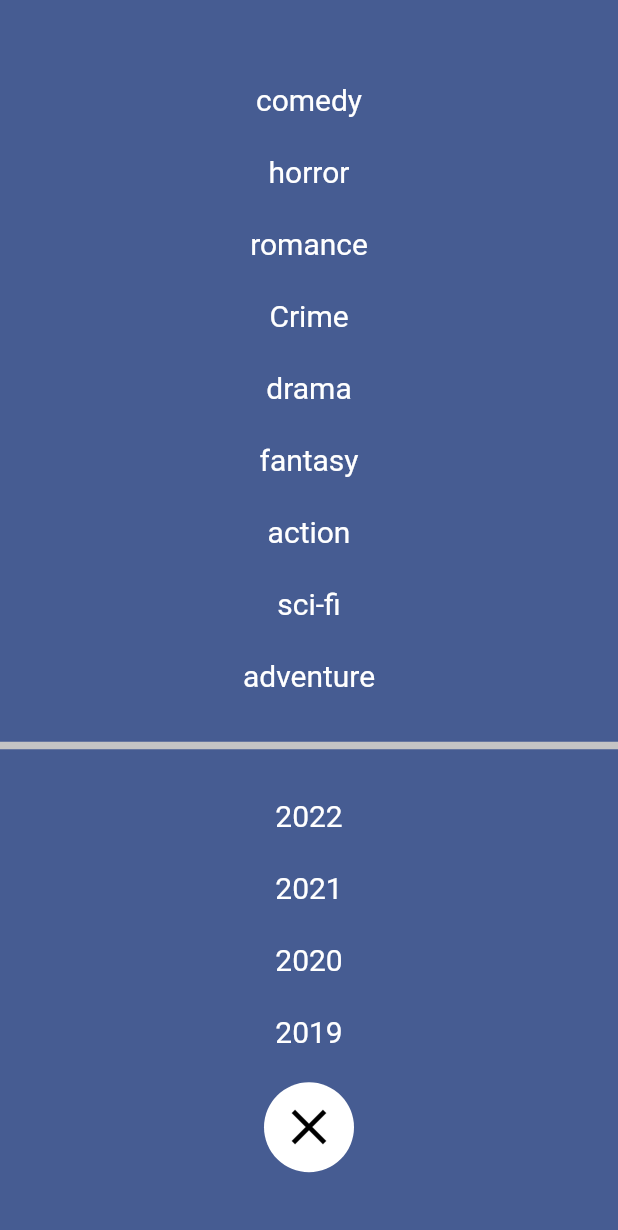
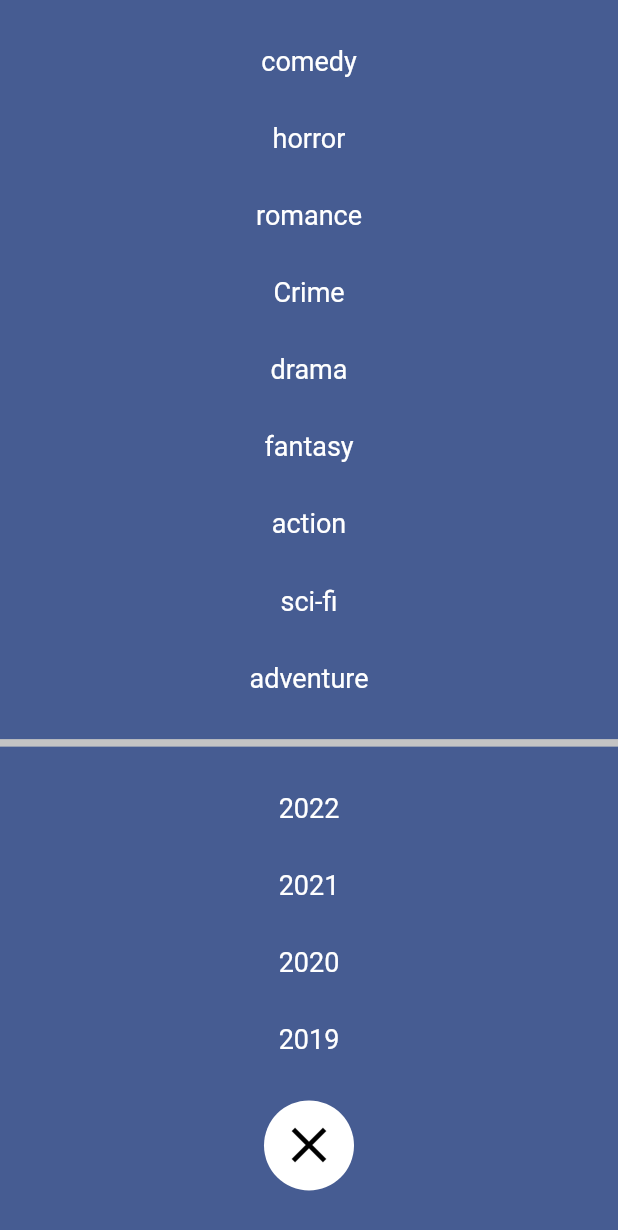
Before and after one commit to pipiipin/Rate-me, a Flutter app: the CategoryScreen screen opened directly, on a phone screen of 412 x 824 dp. Shown: the top 1230 px of the screen. Run offline on Flutter 3.47's test engine with Material 2 defaults, Android fonts, the phone set to English and light mode, and no system bars; our stand-ins replace dio, firebase_auth, firebase_core, flutter_riverpod, lottie, readmore; missing offline and left inert: flutter_animated_dialog, tmdb_api; accounts and stored records are empty.

Commit message:
[UPDATE]

```diff
--- a/rate_me/lib/components/category.dart
+++ b/rate_me/lib/components/category.dart
@@ -13,20 +13,14 @@ class _CategoryScreen extends State<CategoryScreen> {
     return Scaffold(
       backgroundColor: const Color.fromARGB(186, 1, 32, 105),
       body: SizedBox(
-        width: MediaQuery.of(context).size.width,
-        height: MediaQuery.of(context).size.height,
+        width: double.maxFinite,
+        height: double.maxFinite,
         child: Center(
           child: Column(
-            mainAxisSize: MainAxisSize.min,
-            children: <Widget>[
-              TextButton(
-                style: TextButton.styleFrom(
-                  primary: Colors.white,
-                  textStyle: const TextStyle(
-                    fontSize: 20,
-                  ),
-                ),
-                onPressed: () {
+            mainAxisAlignment: MainAxisAlignment.spaceEvenly,
+            children: [
+              InkWell(
+                onTap: () {
                   Navigator.pushReplacement(
                     context,
                     MaterialPageRoute(
@@ -34,16 +28,13 @@ class _CategoryScreen extends State<CategoryScreen> {
                     ),
                   );
                 },
-                child: const Text('comedy'),
-              ),
-              TextButton(
-                style: TextButton.styleFrom(
-                  primary: Colors.white,
-                  textStyle: const TextStyle(
-                    fontSize: 20,
+                child: const Text(
+                  'comedy',
+                  style: TextStyle(fontSize: 18, color: Colors.white),
                 ),
               ),
-                onPressed: () {
+              InkWell(
+                onTap: () {
                   Navigator.pushReplacement(
                     context,
                     MaterialPageRoute(
@@ -51,16 +42,13 @@ class _CategoryScreen extends State<CategoryScreen> {
                     ),
                   );
                 },
-                child: const Text('horror'),
-              ),
-              TextButton(
-                style: TextButton.styleFrom(
-                  primary: Colors.white,
-                  textStyle: const TextStyle(
-                    fontSize: 20,
+                child: const Text(
+                  'horror',
+                  style: TextStyle(fontSize: 18, color: Colors.white),
                 ),
               ),
-                onPressed: () {
+              InkWell(
+                onTap: () {
                   Navigator.pushReplacement(
                     context,
                     MaterialPageRoute(
@@ -69,16 +57,13 @@ class _CategoryScreen extends State<CategoryScreen> {
                     ),
                   );
                 },
-                child: const Text('romance'),
-              ),
-              TextButton(
-                style: TextButton.styleFrom(
-                  primary: Colors.white,
-                  textStyle: const TextStyle(
-                    fontSize: 20,
+                child: const Text(
+                  'romance',
+                  style: TextStyle(fontSize: 18, color: Colors.white),
                 ),
               ),
-                onPressed: () {
+              InkWell(
+                onTap: () {
                   Navigator.pushReplacement(
                     context,
                     MaterialPageRoute(
@@ -86,16 +71,13 @@ class _CategoryScreen extends State<CategoryScreen> {
                     ),
                   );
                 },
-                child: const Text('Crime'),
-              ),
-              TextButton(
-                style: TextButton.styleFrom(
-                  primary: Colors.white,
-                  textStyle: const TextStyle(
-                    fontSize: 20,
+                child: const Text(
+                  'Crime',
+                  style: TextStyle(fontSize: 18, color: Colors.white),
                 ),
               ),
-                onPressed: () {
+              InkWell(
+                onTap: () {
                   Navigator.pushReplacement(
                     context,
                     MaterialPageRoute(
@@ -103,16 +85,13 @@ class _CategoryScreen extends State<CategoryScreen> {
                     ),
                   );
                 },
-                child: const Text('drama'),
-              ),
-              TextButton(
-                style: TextButton.styleFrom(
-                  primary: Colors.white,
-                  textStyle: const TextStyle(
-                    fontSize: 20,
+                child: const Text(
+                  'drama',
+                  style: TextStyle(fontSize: 18, color: Colors.white),
                 ),
               ),
-                onPressed: () {
+              InkWell(
+                onTap: () {
                   Navigator.pushReplacement(
                     context,
                     MaterialPageRoute(
@@ -121,16 +100,13 @@ class _CategoryScreen extends State<CategoryScreen> {
                     ),
                   );
                 },
-                child: const Text('fantasy'),
-              ),
-              TextButton(
-                style: TextButton.styleFrom(
-                  primary: Colors.white,
-                  textStyle: const TextStyle(
-                    fontSize: 20,
+                child: const Text(
+                  'fantasy',
+                  style: TextStyle(fontSize: 18, color: Colors.white),
                 ),
               ),
-                onPressed: () {
+              InkWell(
+                onTap: () {
                   Navigator.pushReplacement(
                     context,
                     MaterialPageRoute(
@@ -138,16 +114,13 @@ class _CategoryScreen extends State<CategoryScreen> {
                     ),
                   );
                 },
-                child: const Text('action'),
-              ),
-              TextButton(
-                style: TextButton.styleFrom(
-                  primary: Colors.white,
-                  textStyle: const TextStyle(
-                    fontSize: 20,
+                child: const Text(
+                  'action',
+                  style: TextStyle(fontSize: 18, color: Colors.white),
                 ),
               ),
-                onPressed: () {
+              InkWell(
+                onTap: () {
                   Navigator.pushReplacement(
                     context,
                     MaterialPageRoute(
@@ -156,16 +129,13 @@ class _CategoryScreen extends State<CategoryScreen> {
                     ),
                   );
                 },
-                child: const Text('sci-fi'),
-              ),
-              TextButton(
-                style: TextButton.styleFrom(
-                  primary: Colors.white,
-                  textStyle: const TextStyle(
-                    fontSize: 20,
+                child: const Text(
+                  'sci-fi',
+                  style: TextStyle(fontSize: 18, color: Colors.white),
                 ),
               ),
-                onPressed: () {
+              InkWell(
+                onTap: () {
                   Navigator.pushReplacement(
                     context,
                     MaterialPageRoute(
@@ -174,60 +144,42 @@ class _CategoryScreen extends State<CategoryScreen> {
                     ),
                   );
                 },
-                child: const Text('adventure'),
+                child: const Text(
+                  'adventure',
+                  style: TextStyle(fontSize: 18, color: Colors.white),
                 ),
-              const SizedBox(
-                height: 20,
               ),
               Container(
                 height: 5.0,
                 color: const Color.fromARGB(255, 196, 196, 196),
               ),
-              const SizedBox(
-                height: 20,
-              ),
-              TextButton(
-                style: TextButton.styleFrom(
-                  primary: Colors.white,
-                  textStyle: const TextStyle(
-                    fontSize: 20,
+              InkWell(
+                onTap: () {},
+                child: const Text(
+                  '2022',
+                  style: TextStyle(fontSize: 18, color: Colors.white),
                 ),
               ),
-                onPressed: () {},
-                child: const Text('2022'),
-              ),
-              TextButton(
-                style: TextButton.styleFrom(
-                  primary: Colors.white,
-                  textStyle: const TextStyle(
-                    fontSize: 20,
+              InkWell(
+                onTap: () {},
+                child: const Text(
+                  '2021',
+                  style: TextStyle(fontSize: 18, color: Colors.white),
                 ),
               ),
-                onPressed: () {},
-                child: const Text('2021'),
-              ),
-              TextButton(
-                style: TextButton.styleFrom(
-                  primary: Colors.white,
-                  textStyle: const TextStyle(
-                    fontSize: 20,
+              InkWell(
+                onTap: () {},
+                child: const Text(
+                  '2020',
+                  style: TextStyle(fontSize: 18, color: Colors.white),
                 ),
               ),
-                onPressed: () {},
-                child: const Text('2020'),
+              InkWell(
+                onTap: () {},
+                child: const Text(
+                  '2019',
+                  style: TextStyle(fontSize: 18, color: Colors.white),
                 ),
-              TextButton(
-                style: TextButton.styleFrom(
-                  primary: Colors.white,
-                  textStyle: const TextStyle(
-                    fontSize: 20,
-                  ),
-                ),
-                onPressed: () {},
-                child: const Text('2019'),
-              ),
-              const SizedBox(
-                height: 10,
               ),
               CircleAvatar(
                 backgroundColor: Colors.white,
```
Also changed, not shown: rate_me/lib/screens/categorieresultpage.dart (+5 -18 lines), rate_me/lib/screens/default.dart (+2 -22 lines), rate_me/lib/screens/top100.dart (+4 -8 lines), rate_me/lib/screens/yourlist.dart (+10 -9 lines). Lines whose indentation alone changed are shown as unchanged.
